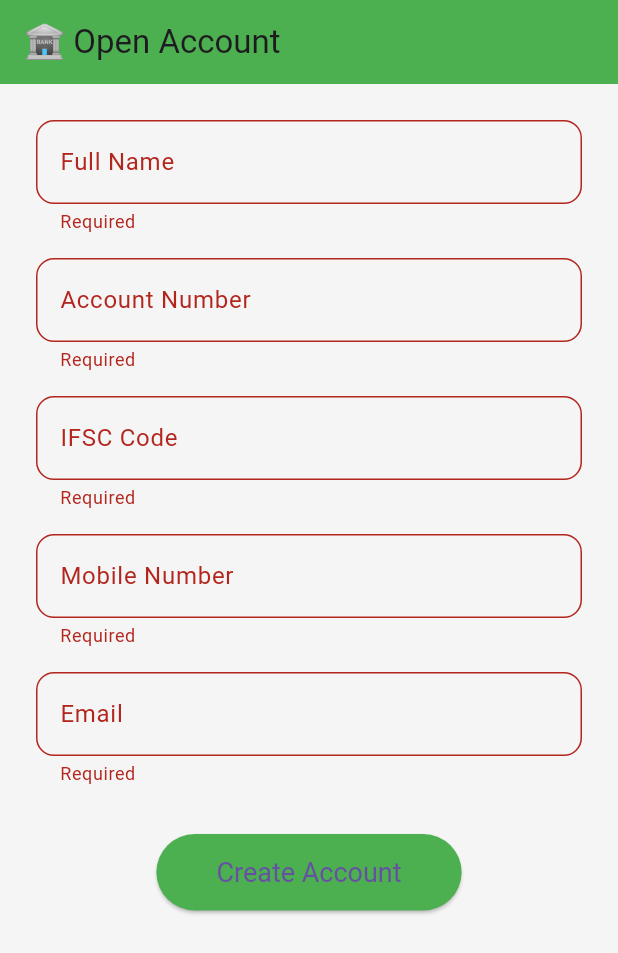
After one commit to developer-saurabh/atm_transaction_app, a Flutter app: the AccountOpeningScreen screen opened directly, after a tap on "Create Account", on a phone screen of 412 x 824 dp. The commit adds this screen. Shown: the top 953 px of the screen. Run offline on Flutter 3.47's test engine with Material 3 defaults, Android fonts, the light colour scheme and no system bars.

Commit message:
[Changes done]

```diff
--- a/lib/providers/atm_provider.dart
+++ b/lib/providers/atm_provider.dart
@@ -5,10 +5,34 @@ class ATMProvider extends ChangeNotifier {
   double _balance = 5000.0;
   final List<Transaction> _history = [];
 
+  String? _accountHolderName;
+  String? _accountNumber;
+  String? _ifsc;
+  String? _mobile;
+  String? _email;
+
   double get balance => _balance;
   List<Transaction> get history => _history;
 
   static const double dailyLimit = 40000.0;
+
+  String? get accountHolderName => _accountHolderName;
+  String? get accountNumber => _accountNumber;
+
+  void setAccountInfo({
+    required String name,
+    required String accNumber,
+    required String ifsc,
+    required String mobile,
+    required String email,
+  }) {
+    _accountHolderName = name;
+    _accountNumber = accNumber;
+    _ifsc = ifsc;
+    _mobile = mobile;
+    _email = email;
+    notifyListeners();
+  }
 
   bool _limitWarningShownToday = false;
 
--- /dev/null
+++ b/lib/screens/account_opening_screen.dart
@@ -0,0 +1,101 @@
+import 'package:flutter/material.dart';
+import 'package:provider/provider.dart';
+import '../providers/atm_provider.dart';
+import '../widgets/custom_button.dart';
+import '../theme/app_colors.dart';
+import 'dashboard_screen.dart';
+
+class AccountOpeningScreen extends StatefulWidget {
+  const AccountOpeningScreen({super.key});
+
+  @override
+  State<AccountOpeningScreen> createState() => _AccountOpeningScreenState();
+}
+
+class _AccountOpeningScreenState extends State<AccountOpeningScreen> {
+  final _formKey = GlobalKey<FormState>();
+
+  final _nameController = TextEditingController();
+  final _accNumberController = TextEditingController();
+  final _ifscController = TextEditingController();
+  final _mobileController = TextEditingController();
+  final _emailController = TextEditingController();
+
+  void _submit() {
+    if (_formKey.currentState!.validate()) {
+      Provider.of<ATMProvider>(context, listen: false).setAccountInfo(
+        name: _nameController.text.trim(),
+        accNumber: _accNumberController.text.trim(),
+        ifsc: _ifscController.text.trim(),
+        mobile: _mobileController.text.trim(),
+        email: _emailController.text.trim(),
+      );
+
+      Navigator.pushReplacement(
+        context,
+        MaterialPageRoute(builder: (_) => const DashboardScreen()),
+      );
+    }
+  }
+
+  @override
+  Widget build(BuildContext context) {
+    return Scaffold(
+      backgroundColor: AppColors.bg,
+      appBar: AppBar(
+        title: const Text("🏦 Open Account"),
+        backgroundColor: AppColors.primary,
+      ),
+      body: SingleChildScrollView(
+        padding: const EdgeInsets.all(24),
+        child: Form(
+          key: _formKey,
+          child: Column(
+            children: [
+              _buildField("Full Name", _nameController),
+              const SizedBox(height: 16),
+              _buildField(
+                "Account Number",
+                _accNumberController,
+                keyboardType: TextInputType.number,
+              ),
+              const SizedBox(height: 16),
+              _buildField("IFSC Code", _ifscController),
+              const SizedBox(height: 16),
+              _buildField(
+                "Mobile Number",
+                _mobileController,
+                keyboardType: TextInputType.phone,
+              ),
+              const SizedBox(height: 16),
+              _buildField(
+                "Email",
+                _emailController,
+                keyboardType: TextInputType.emailAddress,
+              ),
+              const SizedBox(height: 32),
+              CustomButton(text: "Create Account", onPressed: _submit),
+            ],
+          ),
+        ),
+      ),
+    );
+  }
+
+  Widget _buildField(
+    String label,
+    TextEditingController controller, {
+    TextInputType keyboardType = TextInputType.text,
+  }) {
+    return TextFormField(
+      controller: controller,
+      keyboardType: keyboardType,
+      decoration: InputDecoration(
+        labelText: label,
+        border: OutlineInputBorder(borderRadius: BorderRadius.circular(12)),
+      ),
+      validator:
+          (value) => value == null || value.trim().isEmpty ? "Required" : null,
+    );
+  }
+}
--- a/lib/screens/dashboard_screen.dart
+++ b/lib/screens/dashboard_screen.dart
@@ -21,7 +21,6 @@ class _DashboardScreenState extends State<DashboardScreen> {
     final atmProvider = Provider.of<ATMProvider>(context);
     final limitUsedFraction = atmProvider.todayTotal / ATMProvider.dailyLimit;
 
-    // If limit warning just got triggered:
     if (atmProvider.limitWarningShown && limitUsedFraction >= 0.9) {
       Future.microtask(() => _showLimitWarning());
     }
@@ -89,6 +88,17 @@ class _DashboardScreenState extends State<DashboardScreen> {
               ),
               child: Column(
                 children: [
+                  if (atmProvider.accountHolderName != null)
+                    Padding(
+                      padding: const EdgeInsets.only(bottom: 8),
+                      child: Text(
+                        "Hello, ${atmProvider.accountHolderName} 👋",
+                        style: const TextStyle(
+                          fontSize: 20,
+                          fontWeight: FontWeight.w600,
+                        ),
+                      ),
+                    ),
                   Row(
                     mainAxisAlignment: MainAxisAlignment.center,
                     children: const [
--- a/lib/screens/login_screen.dart
+++ b/lib/screens/login_screen.dart
@@ -1,5 +1,5 @@
 import 'package:flutter/material.dart';
-import 'dashboard_screen.dart';
+import 'account_opening_screen.dart'; // 👈 NEW
 import '../widgets/custom_button.dart';
 import '../theme/app_colors.dart';
 
@@ -18,7 +18,7 @@ class _LoginScreenState extends State<LoginScreen> {
     if (_pinController.text == _correctPin) {
       Navigator.pushReplacement(
         context,
-        MaterialPageRoute(builder: (_) => const DashboardScreen()),
+        MaterialPageRoute(builder: (_) => const AccountOpeningScreen()),
       );
     } else {
       ScaffoldMessenger.of(context).showSnackBar(
```
